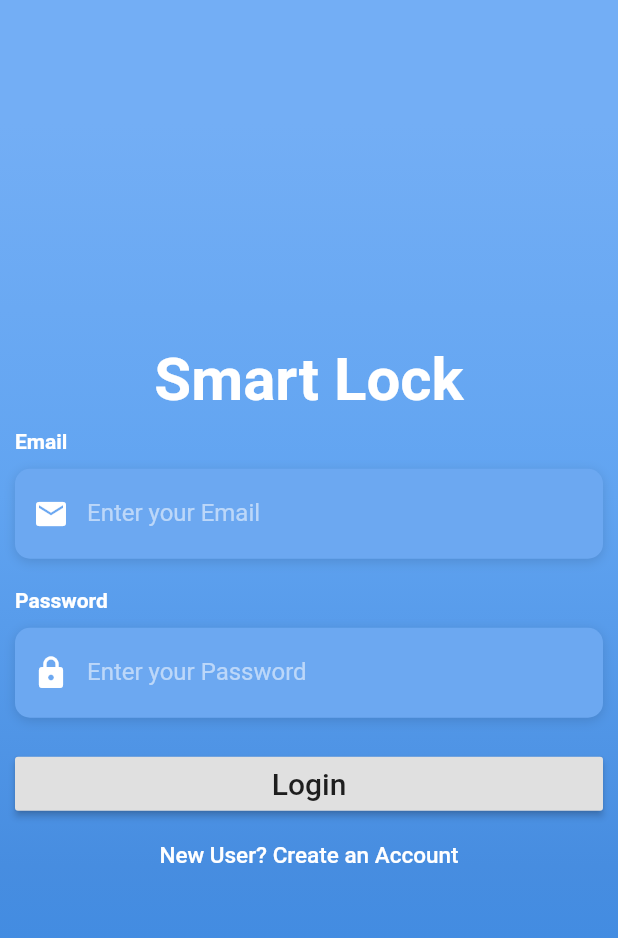
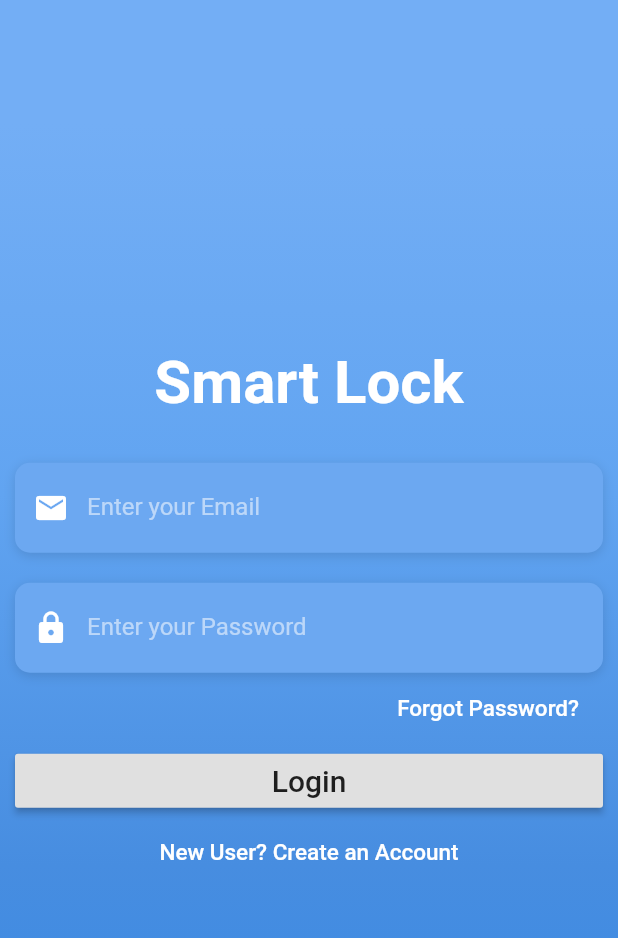
Before and after one commit to raj-vora/Smart-Locking-Flutter, a Flutter app: the screen it shows after launch, on a phone screen of 412 x 824 dp. Shown: the top 938 px of the screen. Run offline on Flutter 3.47's test engine with Material 2 defaults, Android fonts, the phone set to English and light mode, and no system bars; our stand-ins replace cloud_firestore, firebase_auth, fluttertoast, local_auth, permission_handler; missing offline and left inert: chirp_flutter, imei_plugin; accounts and stored records are empty; Roboto replaces fonts that are missing (OpenSans).

Commit message:
removed all bugs

```diff
--- a/lib/root_page.dart
+++ b/lib/root_page.dart
@@ -1,12 +1,8 @@
-import 'dart:io';
-
-import 'package:cloud_firestore/cloud_firestore.dart';
 import 'package:flutter/material.dart';
 import 'package:smart_lock/constants/auth.dart';
 import 'package:smart_lock/screens/home_page.dart';
 import 'package:smart_lock/screens/login_page.dart';
 import 'package:smart_lock/screens/registration.dart';
-import 'package:local_auth/local_auth.dart';
 
 class RootPage extends StatefulWidget {
   RootPage({this.auth});
@@ -15,6 +11,7 @@ class RootPage extends StatefulWidget {
   _RootPageState createState() => _RootPageState();
 }
 
+//DISPLAY PAGES BASED ON AUTHSTATUS
 enum AuthStatus {
   signedIn,
   notSignedIn,
@@ -23,8 +20,6 @@ enum AuthStatus {
 
 class _RootPageState extends State<RootPage> {
   AuthStatus authStatus = AuthStatus.notSignedIn;
-  final LocalAuthentication localAuth = LocalAuthentication();
-  bool authenticated = false;
 
   @override
   void initState() {
@@ -35,59 +30,29 @@ class _RootPageState extends State<RootPage> {
       });
     });
   }
-  String _authId, _userId, _deviceId, _currentDeviceId;
-  void getUserAndDeviceId() async {
-    _authId = await widget.auth.currentUser();
-    sleep(Duration(milliseconds: 500));
-    Firestore.instance.collection('users').where("authId", isEqualTo: _authId).snapshots().listen((data) => data.documents.forEach((f) => _deviceId = f['deviceId']));
-    _currentDeviceId = await widget.auth.getDeviceId();
-  }
 
+  //RETURN HERE FROM LOGIN PAGE
   void _signedIn() {
     setState(() {
       authStatus = AuthStatus.signedIn;
     });
   }
 
+  //RETURN HERE FROM HOME PAGE ON SIGNING OUT
   void _signedOut() {
     setState(() {
       authStatus = AuthStatus.notSignedIn;
     });
   }
 
+  //GO TO REGISTER PAGE FROM LOGIN FOR NEW USER
   void _register() {
     setState(() {
       authStatus = AuthStatus.register;
     });
   }
 
-  /*void authUser() async {
-    List<BiometricType> availableBiometrics =
-    await localAuth.getAvailableBiometrics();
-
-    if (Platform.isIOS) {
-      if (availableBiometrics.contains(BiometricType.face)) {
-          authenticated = await localAuth.authenticateWithBiometrics(
-            localizedReason: 'FaceID',
-            useErrorDialogs: true,
-            stickyAuth: true
-          );
-      } else if (availableBiometrics.contains(BiometricType.fingerprint)) {
-          authenticated = await localAuth.authenticateWithBiometrics(
-            localizedReason: 'TouchID',
-            useErrorDialogs: true,
-            stickyAuth: true
-          );
-      }
-    }else{
-      authenticated = await localAuth.authenticateWithBiometrics(
-        localizedReason: 'Fingerprint or pin to access the application',
-        useErrorDialogs: true,
-        stickyAuth: true
-      );
-    }
-  }*/
-
+  //RENDER RELEVANT PAGE BASED ON AUTHSTATUS
   @override
   Widget build(BuildContext context) {
     switch (authStatus) {
@@ -98,20 +63,10 @@ class _RootPageState extends State<RootPage> {
           register: _register,
         );
       case AuthStatus.signedIn:
-        if(_deviceId == _currentDeviceId){
-          return HomePage(
-            auth: widget.auth,
-            onSignedOut: _signedOut,
-          );
-        }
-        else{
-          return LoginPage(
-            auth: widget.auth,
-            onSignedIn: _signedIn,
-            register: _register,
-          );
-        }
-        break;
+        return HomePage(
+          auth: widget.auth,
+          onSignedOut: _signedOut,
+        );
       case AuthStatus.register:
         return Registration(
           auth: widget.auth,
--- a/lib/screens/login_page.dart
+++ b/lib/screens/login_page.dart
@@ -55,6 +55,13 @@ class _LoginPageState extends State<LoginPage> {
     });
   }
 
+  void forgotPassword() {
+    final form = formKey.currentState;
+    form.save();
+    widget.auth.resetPassword(_email);
+    widget.auth.createToast('Password Reset Mail Sent');
+  }
+
   @override
   Widget build(BuildContext context) {
     return Scaffold(
@@ -107,14 +114,10 @@ class _LoginPageState extends State<LoginPage> {
 
   List<Widget> buildInputs() {
     return[
+      SizedBox(height: 20.0,),
       Column(
       crossAxisAlignment: CrossAxisAlignment.start,
       children: <Widget>[
-        Text(
-          'Email',
-          style: kLabelStyle,
-        ),
-        SizedBox(height: 10.0),
         Container(
           alignment: Alignment.centerLeft,
           decoration: kBoxDecorationStyle,
@@ -145,11 +148,6 @@ class _LoginPageState extends State<LoginPage> {
     Column(
       crossAxisAlignment: CrossAxisAlignment.start,
       children: <Widget>[
-        Text(
-          'Password',
-          style: kLabelStyle,
-        ),
-        SizedBox(height: 10.0),
         Container(
           alignment: Alignment.centerLeft,
           decoration: kBoxDecorationStyle,
@@ -182,12 +180,20 @@ class _LoginPageState extends State<LoginPage> {
   List<Widget> buildSubmitButtons() {
     if(_formType == FormType.login){
       return [
-        SizedBox(height: 20.0,),
+        Column(
+          mainAxisAlignment: MainAxisAlignment.end,
+          crossAxisAlignment: CrossAxisAlignment.end,
+          children: <Widget>[
+            FlatButton(
+              child: Text('Forgot Password?', style: TextStyle(fontSize: 15.0, color: Colors.white)),
+              onPressed: forgotPassword,
+            ),
+          ],
+        ),
         RaisedButton(
           child: Text('Login', style: TextStyle(fontSize: 20.0)),
           onPressed: validateAndSubmit,
         ),
-
         FlatButton(
           child: Text('New User? Create an Account', style: TextStyle(fontSize: 15.0, color: Colors.white)),
           onPressed: moveToRegister,
--- a/pubspec.yaml
+++ b/pubspec.yaml
@@ -30,7 +30,7 @@ dependencies:
   fluttertoast: ^3.1.3
   permission_handler: '^4.2.0+hotfix.2'
   chirp_flutter: ^1.0.1
-  local_auth: ^0.6.1
+  local_auth: ^0.4.0+1
 
 dev_dependencies:
   flutter_test:
```
Also changed, not shown: lib/constants/auth.dart (+38 -18 lines), lib/screens/home_page.dart (+54 -31 lines), lib/screens/registration.dart (+5 -8 lines), pubspec.lock, 2 other files.
